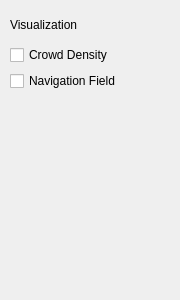
Before: the Qt Designer form src/Qt/designer/controls.ui in crowddynamics/crowddynamics, drawn with Qt 5.
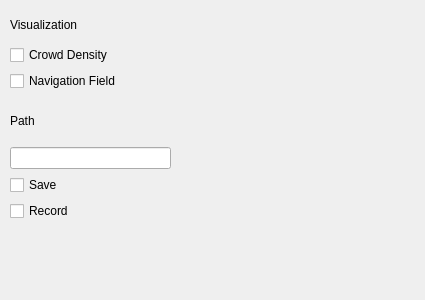
After: the same form once the commit is applied.

```diff
--- a/src/Qt/designer/controls.ui
+++ b/src/Qt/designer/controls.ui
@@ -6,7 +6,7 @@
    <rect>
     <x>0</x>
     <y>0</y>
-    <width>180</width>
+    <width>425</width>
     <height>300</height>
    </rect>
   </property>
@@ -46,6 +46,46 @@
     </item>
    </layout>
   </widget>
+  <widget class="QWidget" name="verticalLayoutWidget_2">
+   <property name="geometry">
+    <rect>
+     <x>10</x>
+     <y>100</y>
+     <width>161</width>
+     <height>121</height>
+    </rect>
+   </property>
+   <layout class="QVBoxLayout" name="verticalLayout_2">
+    <item>
+     <widget class="QLabel" name="label_2">
+      <property name="text">
+       <string>Path</string>
+      </property>
+     </widget>
+    </item>
+    <item>
+     <widget class="QLineEdit" name="lineEdit">
+      <property name="text">
+       <string/>
+      </property>
+     </widget>
+    </item>
+    <item>
+     <widget class="QCheckBox" name="checkBox_4">
+      <property name="text">
+       <string>Save</string>
+      </property>
+     </widget>
+    </item>
+    <item>
+     <widget class="QCheckBox" name="checkBox_3">
+      <property name="text">
+       <string>Record</string>
+      </property>
+     </widget>
+    </item>
+   </layout>
+  </widget>
  </widget>
  <resources/>
  <connections/>
```
